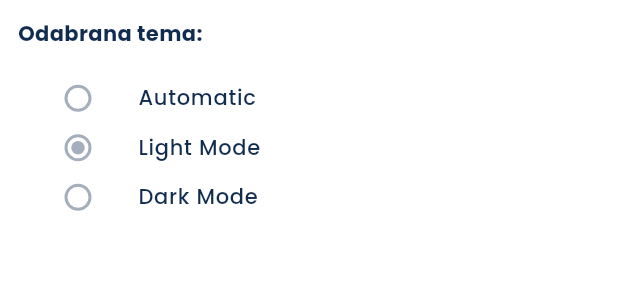
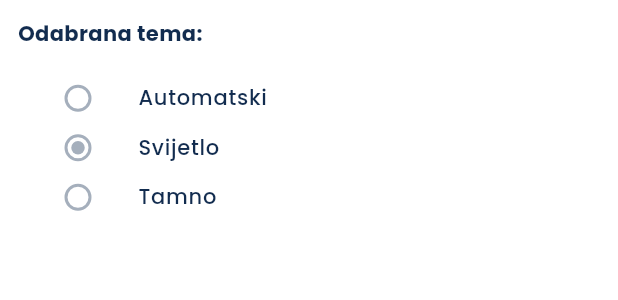
Before and after one commit to Otto2M/Diplomski-rad, a Flutter app: the ThemeModeCustom widget shown alone on an empty page, opened directly with empty values, on a phone screen of 412 x 824 dp. Shown: the top 300 px of the screen. Run offline on Flutter 3.47's test engine with Material 3 defaults, Android fonts, the phone set to English and light mode, and no system bars; our stand-ins replace carousel_slider, cloud_firestore, curved_navigation_bar, firebase_auth, firebase_core, firebase_storage and 11 more; missing offline and left inert: dart:ffi; accounts and stored records are empty; network calls fail.

Commit message:
Bug fixes

```diff
--- a/lib/screens/home/perfect_day_list_screen.dart
+++ b/lib/screens/home/perfect_day_list_screen.dart
@@ -20,6 +20,7 @@ class PerfectDayListScreen extends ConsumerWidget {
         child: Column(
           children: [
             CustomAppBar(
+              title: "Savršen dan",
               onBack: () {
                 Navigator.pop(context);
               },
--- a/lib/screens/splash/onboarding_screen.dart
+++ b/lib/screens/splash/onboarding_screen.dart
@@ -1,9 +1,3 @@
-//
-//
-//za odabir jezika i objasnjena nekih dijelova aplikacije
-//
-//
-
 import 'package:flutter/material.dart';
 import 'package:flutter_riverpod/flutter_riverpod.dart';
 import 'package:povedi_me_app/constants/styles/app_colors.dart';
--- a/lib/widgets/theme_mode_option.dart
+++ b/lib/widgets/theme_mode_option.dart
@@ -40,15 +40,15 @@ class _ThemeModeCustomState extends ConsumerState<ThemeModeCustom> {
               style: AppTextStyles.profileSelectedThemeHeadline(context),
             ),
             _buildRadioOption(
-              title: 'Automatic',
+              title: 'Automatski',
               value: ThemeMode.system,
             ),
             _buildRadioOption(
-              title: 'Light Mode',
+              title: 'Svijetlo',
               value: ThemeMode.light,
             ),
             _buildRadioOption(
-              title: 'Dark Mode',
+              title: 'Tamno',
               value: ThemeMode.dark,
             ),
           ] else ...[
@@ -58,17 +58,17 @@ class _ThemeModeCustomState extends ConsumerState<ThemeModeCustom> {
             ),
             const SizedBox(height: 16),
             _buildRadioOption(
-              title: 'Automatic',
+              title: 'Automatski',
               value: ThemeMode.system,
               isDisabled: true,
             ),
             _buildRadioOption(
-              title: 'Light Mode',
+              title: 'Svijetlo',
               value: ThemeMode.light,
               isDisabled: true,
             ),
             _buildRadioOption(
-              title: 'Dark Mode',
+              title: 'Tamno',
               value: ThemeMode.dark,
               isDisabled: true,
             ),
```
Also changed, not shown: lib/main.dart (+5 -3 lines), lib/screens/home/perfect_day_details_screen.dart (+7 -7 lines).
